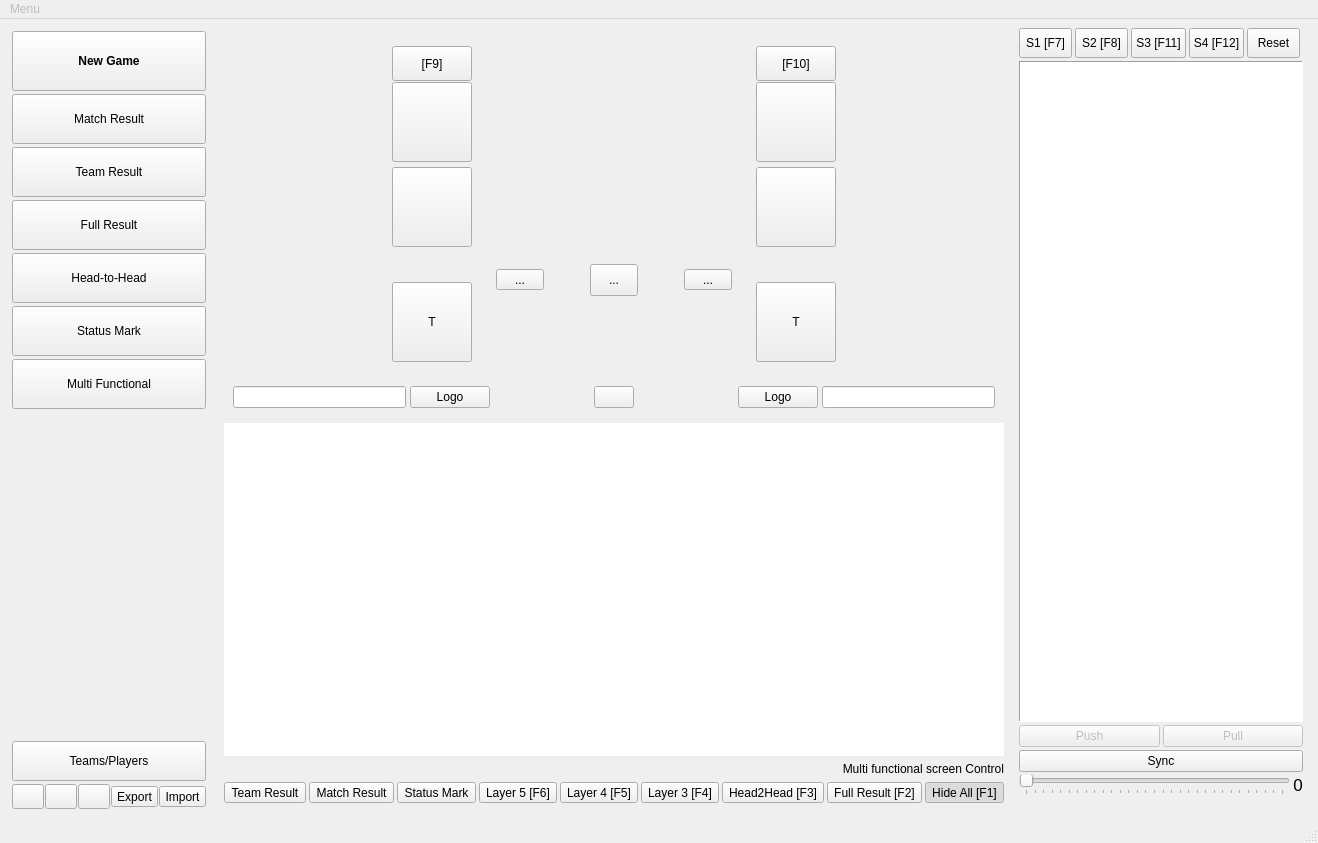
xiaoyuanyangxu/sportroom-qt, file mainwindow.ui: the form before one commit.
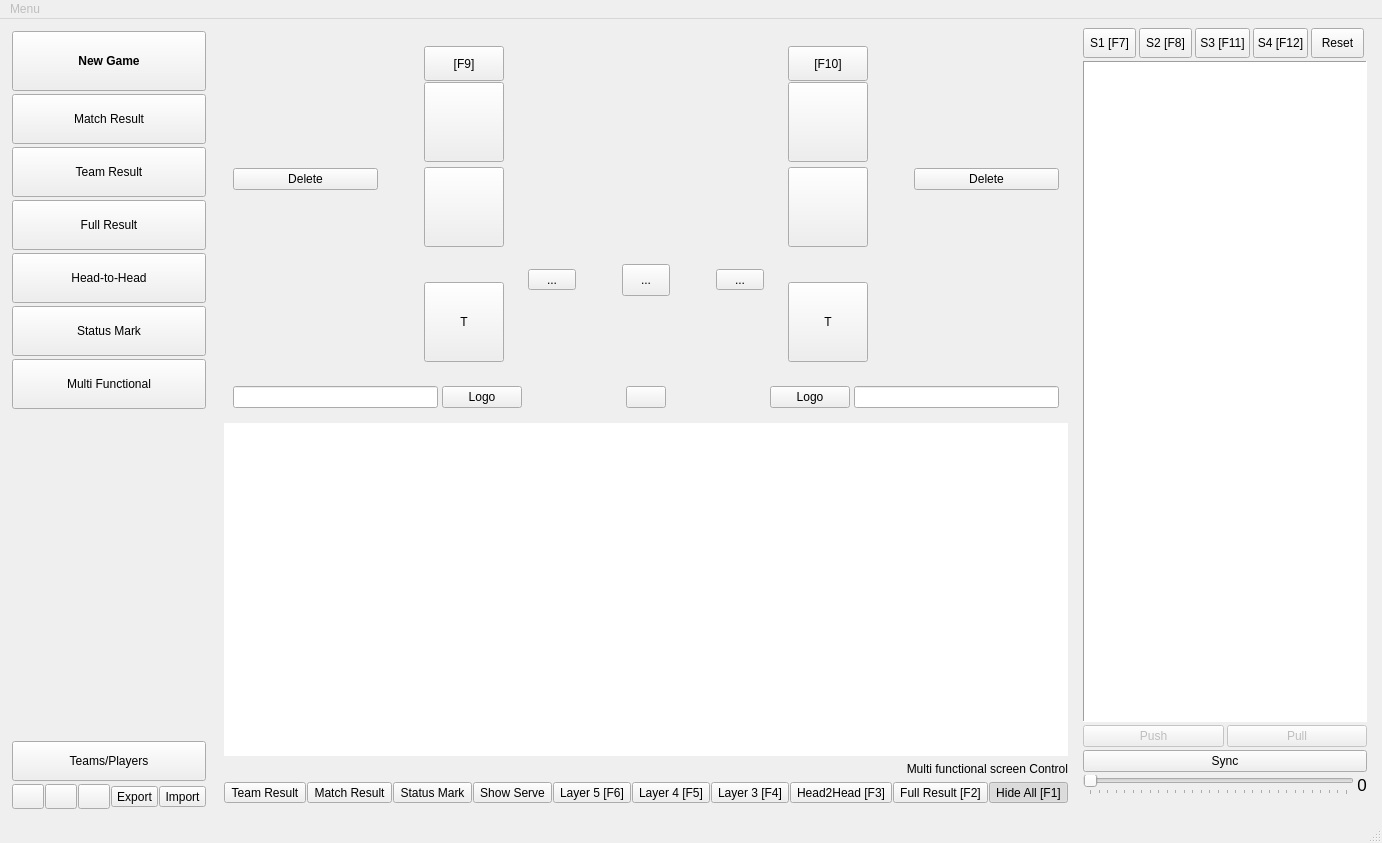
The form after the commit. Icons and pictures are not drawn. Custom widgets are drawn as their Qt base class.

Commit message: delete logo and show serve

```diff
--- a/mainwindow.ui
+++ b/mainwindow.ui
@@ -496,6 +496,17 @@
                </property>
               </widget>
              </item>
+             <item>
+              <widget class="QPushButton" name="teamALogoDeletePushButton">
+               <property name="text">
+                <string>Delete</string>
+               </property>
+               <property name="icon">
+                <iconset resource="images.qrc">
+                 <normaloff>:/images/delete.png</normaloff>:/images/delete.png</iconset>
+               </property>
+              </widget>
+             </item>
              <item>
               <spacer name="verticalSpacer_6">
                <property name="orientation">
@@ -1120,6 +1131,17 @@
                </property>
               </widget>
              </item>
+             <item>
+              <widget class="QPushButton" name="teamBLogoDeletePushButton">
+               <property name="text">
+                <string>Delete</string>
+               </property>
+               <property name="icon">
+                <iconset resource="images.qrc">
+                 <normaloff>:/images/delete.png</normaloff>:/images/delete.png</iconset>
+               </property>
+              </widget>
+             </item>
              <item>
               <spacer name="verticalSpacer_7">
                <property name="orientation">
@@ -1282,7 +1304,7 @@
             </property>
             <layout class="QHBoxLayout" name="horizontalLayout_6">
              <property name="spacing">
-              <number>3</number>
+              <number>1</number>
              </property>
              <property name="leftMargin">
               <number>0</number>
@@ -1365,6 +1387,29 @@
                </property>
               </widget>
              </item>
+             <item>
+              <widget class="QToolButton" name="showServeToolButton">
+               <property name="text">
+                <string>Show Serve</string>
+               </property>
+               <property name="icon">
+                <iconset resource="images.qrc">
+                 <normaloff>:/images/table_tennis_icon.png</normaloff>:/images/table_tennis_icon.png</iconset>
+               </property>
+               <property name="iconSize">
+                <size>
+                 <width>24</width>
+                 <height>24</height>
+                </size>
+               </property>
+               <property name="checkable">
+                <bool>true</bool>
+               </property>
+               <property name="toolButtonStyle">
+                <enum>Qt::ToolButtonTextUnderIcon</enum>
+               </property>
+              </widget>
+             </item>
              <item>
               <spacer name="horizontalSpacer_6">
                <property name="orientation">
@@ -1971,7 +2016,7 @@
      <x>0</x>
      <y>0</y>
      <width>1291</width>
-     <height>24</height>
+     <height>21</height>
     </rect>
    </property>
    <widget class="QMenu" name="menuClubs">
```
The commit also changes 6 other files.
